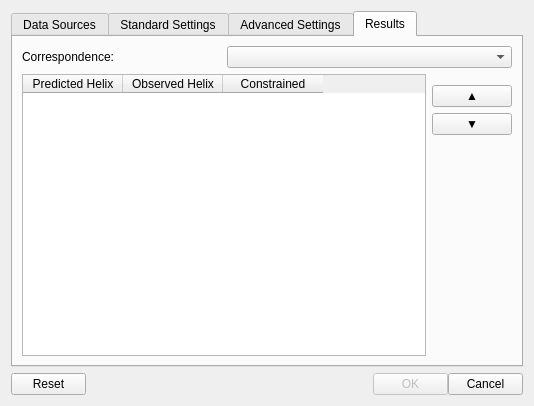
The window that Gorgon/src_ui/ui_dialog_sse_helix_correspondence_finder.ui (GorgonCryoEM/Gorgon) describes before a commit, drawn with Qt 5.
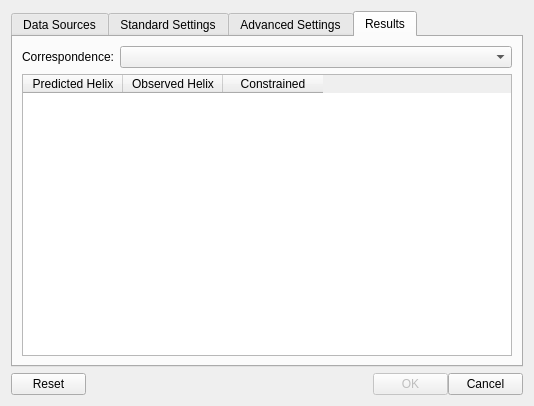
The same window after the commit. The open tabs and pages were chosen to show the change.

Commit message: User constraints on finding correspondences (v1)

The edit to the form file:
```diff
--- a/Gorgon/src_ui/ui_dialog_sse_helix_correspondence_finder.ui
+++ b/Gorgon/src_ui/ui_dialog_sse_helix_correspondence_finder.ui
@@ -427,15 +427,28 @@
       <layout class="QGridLayout" >
        <item row="0" column="0" >
         <widget class="QLabel" name="labelCorrespondences" >
+         <property name="sizePolicy" >
+          <sizepolicy vsizetype="Preferred" hsizetype="Maximum" >
+           <horstretch>0</horstretch>
+           <verstretch>0</verstretch>
+          </sizepolicy>
+         </property>
          <property name="text" >
           <string>Correspondence:</string>
          </property>
         </widget>
        </item>
-       <item row="0" column="1" colspan="2" >
-        <widget class="QComboBox" name="comboBoxCorrespondences" />
+       <item row="0" column="1" >
+        <widget class="QComboBox" name="comboBoxCorrespondences" >
+         <property name="sizePolicy" >
+          <sizepolicy vsizetype="Fixed" hsizetype="Minimum" >
+           <horstretch>0</horstretch>
+           <verstretch>0</verstretch>
+          </sizepolicy>
+         </property>
+        </widget>
        </item>
-       <item rowspan="4" row="1" column="0" colspan="2" >
+       <item row="1" column="0" colspan="2" >
         <widget class="QTableWidget" name="tableWidgetCorrespondenceList" >
          <column>
           <property name="text" >
@@ -454,58 +467,6 @@
          </column>
         </widget>
        </item>
-       <item row="1" column="2" >
-        <spacer>
-         <property name="orientation" >
-          <enum>Qt::Vertical</enum>
-         </property>
-         <property name="sizeHint" >
-          <size>
-           <width>20</width>
-           <height>16</height>
-          </size>
-         </property>
-        </spacer>
-       </item>
-       <item row="2" column="2" >
-        <widget class="QPushButton" name="pushButtonMoveUp" >
-         <property name="sizePolicy" >
-          <sizepolicy vsizetype="Fixed" hsizetype="Fixed" >
-           <horstretch>0</horstretch>
-           <verstretch>0</verstretch>
-          </sizepolicy>
-         </property>
-         <property name="text" >
-          <string>▲</string>
-         </property>
-        </widget>
-       </item>
-       <item row="3" column="2" >
-        <widget class="QPushButton" name="pushButton_2" >
-         <property name="sizePolicy" >
-          <sizepolicy vsizetype="Fixed" hsizetype="Fixed" >
-           <horstretch>0</horstretch>
-           <verstretch>0</verstretch>
-          </sizepolicy>
-         </property>
-         <property name="text" >
-          <string>▼</string>
-         </property>
-        </widget>
-       </item>
-       <item row="4" column="2" >
-        <spacer>
-         <property name="orientation" >
-          <enum>Qt::Vertical</enum>
-         </property>
-         <property name="sizeHint" >
-          <size>
-           <width>20</width>
-           <height>231</height>
-          </size>
-         </property>
-        </spacer>
-       </item>
       </layout>
      </widget>
     </widget>
```
The commit also changes 5 other files.
